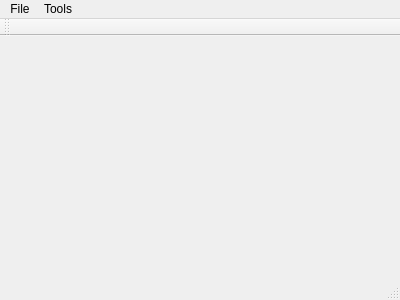
First picture: the form in mainwindow.ui, repository odhinnsrunes/FractalDraw, before the edit.
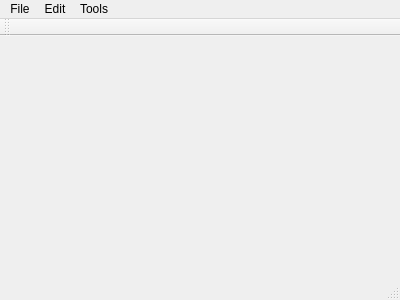
Second picture: the form after the edit.

The edit to the form file:
```diff
--- a/mainwindow.ui
+++ b/mainwindow.ui
@@ -40,7 +40,14 @@
     </property>
     <addaction name="actionDefault_Colors"/>
    </widget>
+   <widget class="QMenu" name="menuEdit">
+    <property name="title">
+     <string>Edit</string>
+    </property>
+    <addaction name="actionUndo"/>
+   </widget>
    <addaction name="menuFile"/>
+   <addaction name="menuEdit"/>
    <addaction name="menuTools"/>
   </widget>
   <widget class="QToolBar" name="mainToolBar">
```
Left out of the diff: 8 changed lines with no effect on the pictures.
